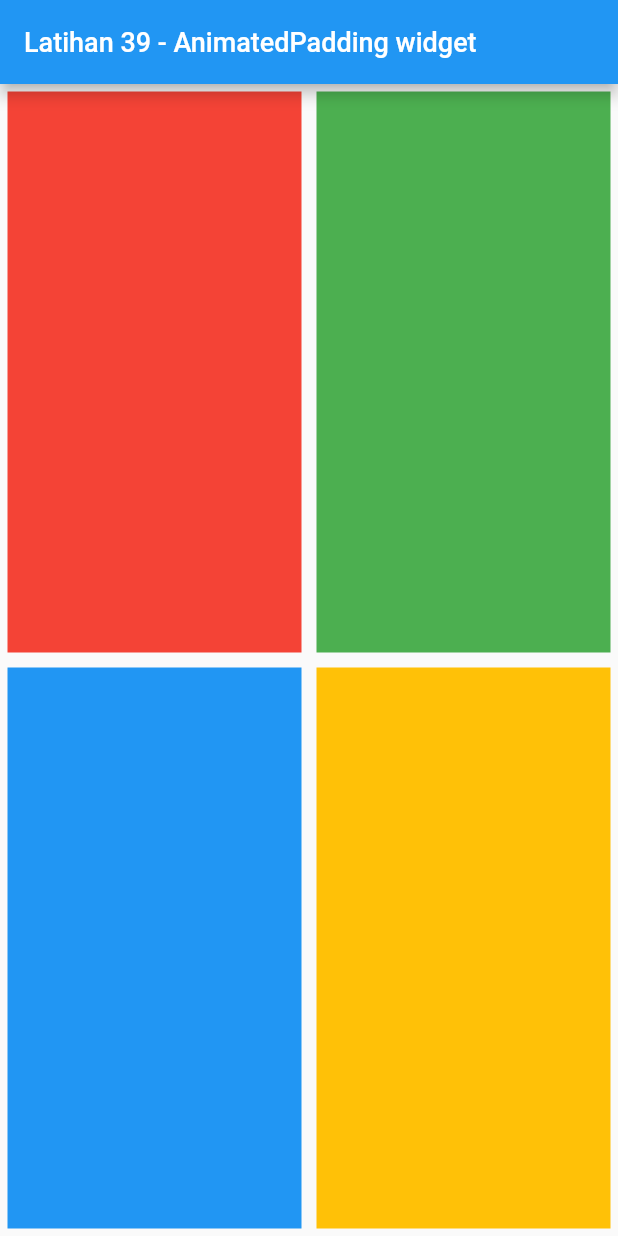
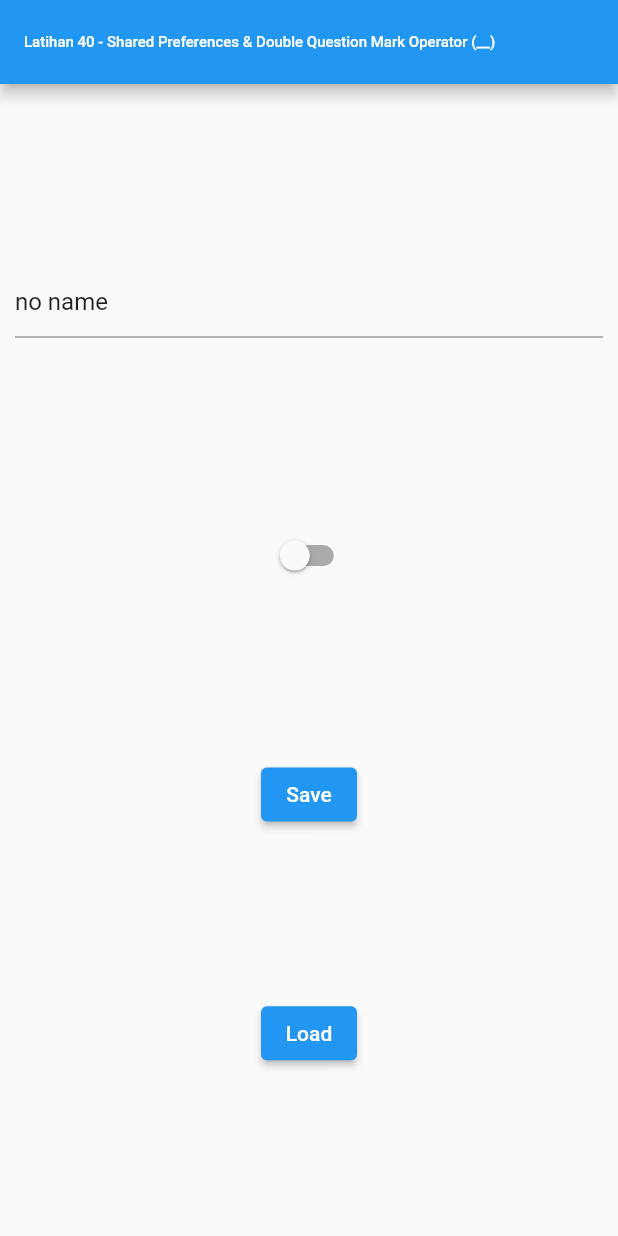
Before and after one commit to dodichakill/latihan_flutter_ku, a Flutter app: the screen it shows after launch, on a phone screen of 412 x 824 dp. Run offline on Flutter 3.47's test engine with Material 2 defaults, Android fonts, the phone set to English and light mode, and no system bars; our stand-ins replace shared_preferences.

Commit message:
Latihan 40 - Shared Preferences & Double Question Mark Operator (__)

```diff
--- a/lib/main.dart
+++ b/lib/main.dart
@@ -1,6 +1,7 @@
-// Latihan 39 - AnimatedPadding widget
+// Latihan 40 - Shared Preferences & Double Question Mark Operator (__)
 
 import 'package:flutter/material.dart';
+import 'package:shared_preferences/shared_preferences.dart';
 
 void main() => runApp(MyApp());
 
@@ -10,107 +11,76 @@ class MyApp extends StatefulWidget {
 }
 
 class _MyAppState extends State<MyApp> {
-  double myPadding = 5;
+  TextEditingController controller =
+      TextEditingController(text: 'no name'); //kondisi default TextField
+  bool isON = false; //kondisi tombol
+
+  void saveData() async {
+    SharedPreferences pref = await SharedPreferences.getInstance();
+    pref.setString('nama', controller.text);
+    pref.setBool('ison', isON);
+  } // berguna untuk menyimpan data yang telah dibuat
+
+  Future<String> getNama() async {
+    SharedPreferences pref = await SharedPreferences.getInstance();
+    return pref.getString('nama') ??
+        'no name'; //jika datanya tidak null maka tampilkan data nama jika tidak maka tampilkan 'no name'
+  } // berguna untuk mendapatkan data nama yang telah disimpan
+
+  Future<bool> getON() async {
+    SharedPreferences pref = await SharedPreferences.getInstance();
+    return pref.getBool('ison') ??
+        false; //jika datanya tidak null maka tampilkan data ison jika tidak tampilkan false
+  } // berguna untuk mendapatkan data isON yang telah disimpan
+
   @override
   Widget build(BuildContext context) {
     return MaterialApp(
         home: Scaffold(
       appBar: AppBar(
-        title: Text('Latihan 39 - AnimatedPadding widget',
+        title: Text(
+            'Latihan 40 - Shared Preferences & Double Question Mark Operator (__)',
             style: TextStyle(
-              fontSize: 18,
+              fontSize: 10,
             )),
       ),
       body: Column(mainAxisAlignment: MainAxisAlignment.spaceEvenly, children: [
-        Flexible(
-            flex: 1,
-            child: Row(
-              children: [
-                Flexible(
-                    flex: 1,
-                    child: AnimatedPadding(
-                      //untuk memberikan animasi padding pada childnya
-                      duration: Duration(seconds: 1),
-                      padding: EdgeInsets.all(myPadding),
-                      child: GestureDetector(
-                        //untuk membuat suatu event ketika diklik
-                        onTap: () {
-                          setState(() {
-                            myPadding = 10;
-                          });
-                        },
-                        child: Container(
-                          color: Colors.red,
-                        ),
-                      ),
-                    )),
-                Flexible(
-                    flex: 1,
-                    child: AnimatedPadding(
-                      //untuk memberikan animasi padding pada childnya
-                      duration: Duration(seconds: 1),
-                      padding: EdgeInsets.all(myPadding),
-                      child: GestureDetector(
-                        //untuk membuat suatu event ketika diklik
-                        onTap: () {
-                          setState(() {
-                            myPadding = 5;
-                          });
-                        },
-                        child: Container(
-                          color: Colors.green,
-                        ),
-                      ),
-                    ))
-              ],
-            )),
-        Flexible(
-            flex: 1,
-            child: Row(
-              children: [
-                Flexible(
-                    flex: 1,
-                    child: AnimatedPadding(
-                      //untuk memberikan animasi padding pada childnya
-                      duration: Duration(seconds: 1),
-                      padding: EdgeInsets.all(myPadding),
-                      child: GestureDetector(
-                        //untuk membuat suatu event ketika diklik
-                        onTap: () {
-                          setState(() {
-                            myPadding = 15;
-                          });
-                        },
-                        child: Container(
-                          color: Colors.blue,
-                        ),
-                      ),
-                    )),
-                Flexible(
-                    flex: 1,
-                    child: AnimatedPadding(
-                      //untuk memberikan animasi padding pada childnya
-                      duration: Duration(seconds: 1),
-                      padding: EdgeInsets.all(myPadding),
-                      child: GestureDetector(
-                        //untuk membuat suatu event ketika diklik
-                        onTap: () {
-                          setState(() {
-                            myPadding = 20;
-                          });
-                        },
-                        child: Container(
-                          color: Colors.amber,
-                        ),
-                      ),
-                    )),
-              ],
-            )),
+        Container(
+          margin: EdgeInsets.all(10),
+          child: TextField(
+            controller: controller,
+          ),
+        ),
+        Switch(
+            value: isON,
+            onChanged: (newValue) {
+              setState(() {
+                isON = newValue;
+              });
+            }),
+        ElevatedButton(
+            onPressed: () {
+              saveData(); //menjalankan perintah saveData
+            },
+            child: Text('Save')),
+        ElevatedButton(
+            onPressed: () {
+              getNama().then((s) {
+                controller.text = s;
+                setState(() {});
+              }); //menjalankan perintah getNama dan mengisi nilainya pada controller.text
+              getON().then((b) {
+                isON = b;
+                setState(() {});
+              });
+            },
+            child: Text('Load'))
       ]),
     ));
   }
 }
 // penjelasan singkat
 // ----------------
-// widget AnimatedSwitcher berfungsi untuk memberikan animasi padding pada suatu widget seperti container
-// diatas merupakan contoh penggunaanya
+// Shared Preferences berguna untuk menyimpan data yang tidak terlalu kompleks
+// sebelum menggunakannya pastikan shared_preferences sudah terdaftar pada pubspec.yaml
+// diatas merupakan contoh penerapannya
--- a/pubspec.yaml
+++ b/pubspec.yaml
@@ -24,6 +24,7 @@ dependencies:
   flutter:
     sdk: flutter
   cupertino_icons: ^1.0.0
+  shared_preferences: ^0.5.4+4
 
 dev_dependencies:
   flutter_test:
```
Also changed, not shown: pubspec.lock.
